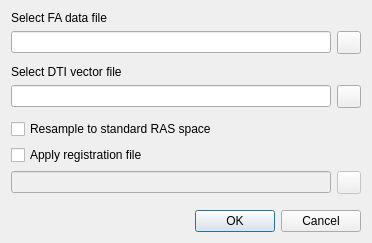
This is freeview/DialogLoadDTI.ui in freesurfer/freesurfer as Qt 5 draws it before an edit. The edited form follows.
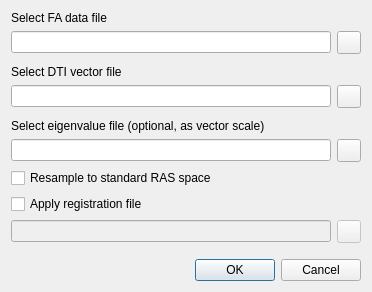
This is the edited form. Icons and pictures are not drawn.

Commit message: Added eigenvalue/scaling option for DTI vector display

The edit to the form file:
```diff
--- a/freeview/DialogLoadDTI.ui
+++ b/freeview/DialogLoadDTI.ui
@@ -6,8 +6,8 @@
    <rect>
     <x>0</x>
     <y>0</y>
-    <width>376</width>
-    <height>305</height>
+    <width>377</width>
+    <height>348</height>
    </rect>
   </property>
   <property name="windowTitle">
@@ -106,6 +106,31 @@
      </property>
     </spacer>
    </item>
+   <item>
+    <widget class="QLabel" name="label_3">
+     <property name="text">
+      <string>Select eigenvalue file (optional, as vector scale)</string>
+     </property>
+    </widget>
+   </item>
+   <item>
+    <layout class="QHBoxLayout" name="horizontalLayout_4">
+     <item>
+      <widget class="QLineEdit" name="lineEditEigenvalue"/>
+     </item>
+     <item>
+      <widget class="QToolButton" name="toolButtonOpenEigenvalue">
+       <property name="text">
+        <string/>
+       </property>
+       <property name="icon">
+        <iconset resource="freeview.qrc">
+         <normaloff>:/resource/icons/file_open_16.png</normaloff>:/resource/icons/file_open_16.png</iconset>
+       </property>
+      </widget>
+     </item>
+    </layout>
+   </item>
    <item>
     <widget class="QCheckBox" name="checkBoxResample">
      <property name="text">
```
Left out of the diff: 53 changed lines with no effect on the pictures. The commit also changes 8 other files.
